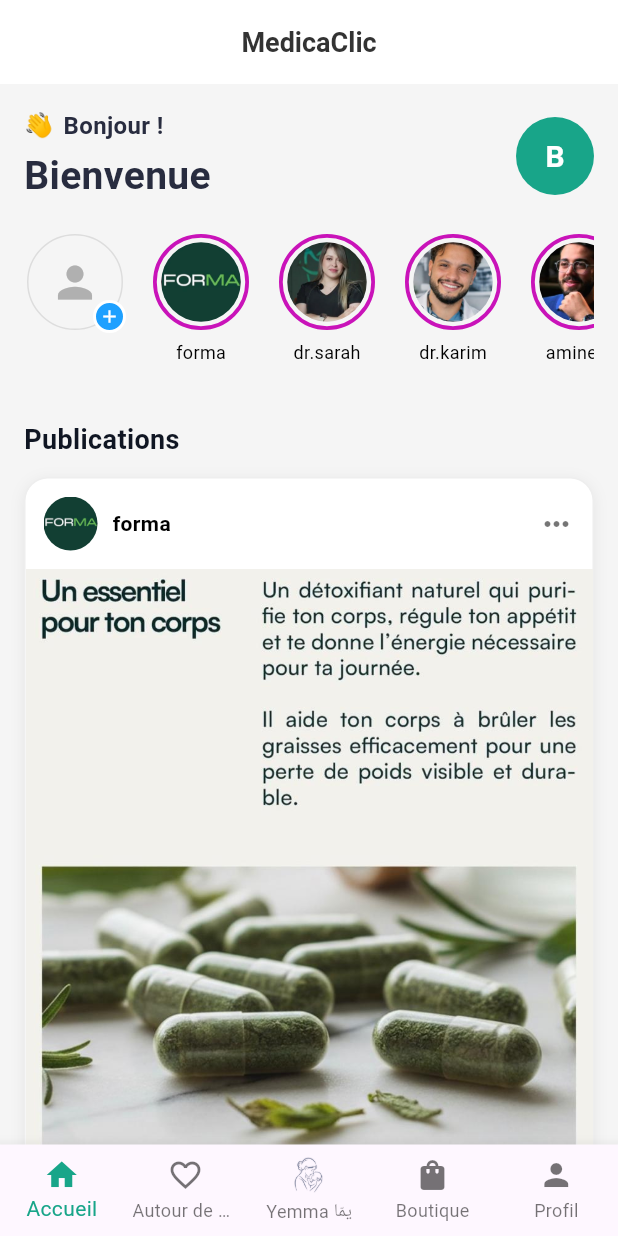
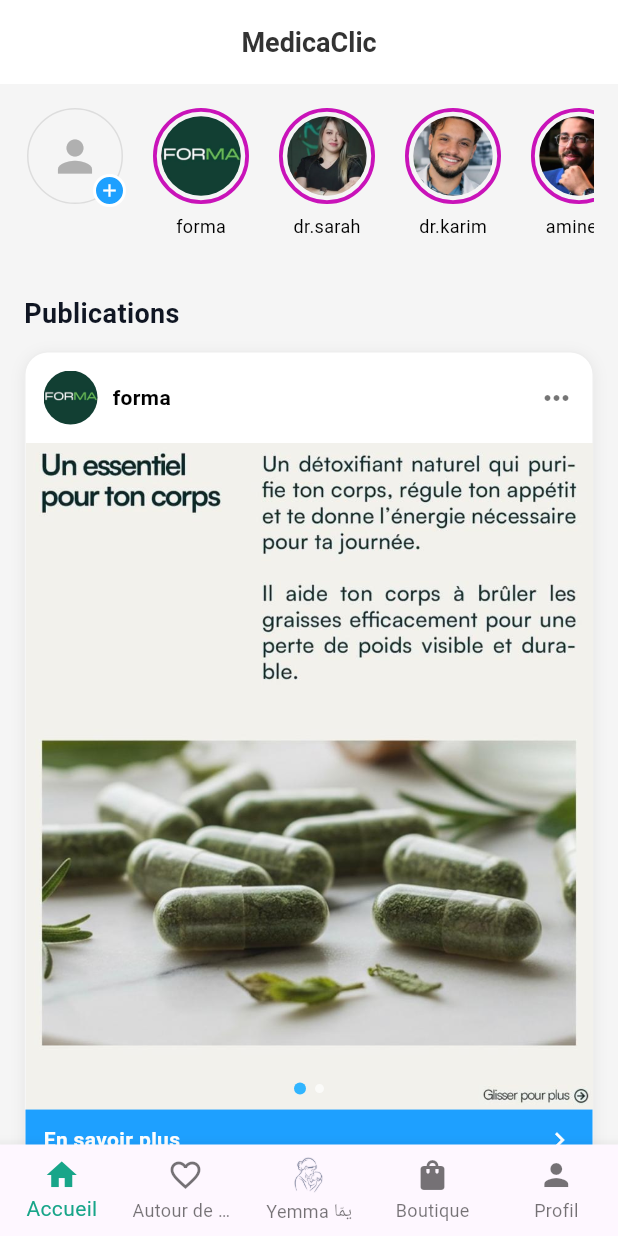
Before and after one commit to pfemoonbou-netizen/medicaclic, a Flutter app: the HomeScreen screen opened by its route, on a phone screen of 412 x 824 dp. Run offline on Flutter 3.47's test engine with Material 3 defaults, Android fonts, the phone set to English and light mode, and no system bars; our stand-ins replace file_picker, flutter_map, geolocator, go_router, image_picker, latlong2 and 2 more; accounts and stored records are empty.

Commit message:
Accueil : retirer aussi la salutation, ne garder que stories + publications
Co-Authored-By: Claude Opus 4.6 <noreply@anthropic.com>
Claude-Session: https://claude.ai/code/session_011W2p4idtsPLUqPjXsb6riq

```diff
--- a/lib/screens/home/home_screen.dart
+++ b/lib/screens/home/home_screen.dart
@@ -326,8 +326,6 @@ class _HomeScreenState extends State<HomeScreen> {
       child: Column(
         crossAxisAlignment: CrossAxisAlignment.start,
         children: [
-          _greetingHeader(),
-          const SizedBox(height: 20),
           const StoriesBar(),
           const SizedBox(height: 24),
           const SocialFeed(),
```
